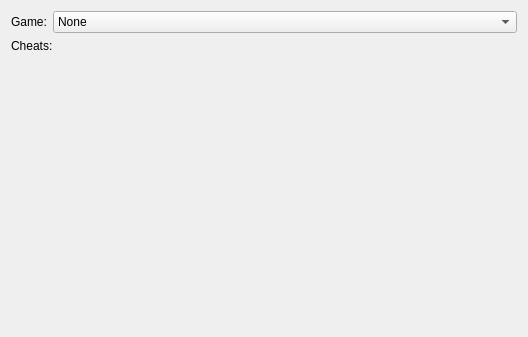
Qt form trainerselect.ui (openMSX/catapult) before a commit.
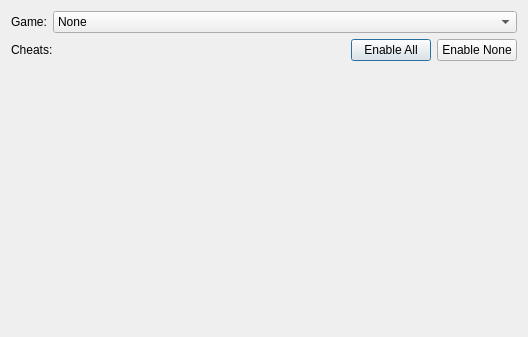
The same form after that commit.

Commit message: Enable All and Enable None buttons added and some more clean ups in trainerselector

The edit to the form file:
```diff
--- a/trainerselect.ui
+++ b/trainerselect.ui
@@ -43,9 +43,11 @@
     </layout>
    </item>
    <item row="1" column="0" >
+    <layout class="QHBoxLayout" >
+     <item>
     <widget class="QLabel" name="label" >
      <property name="sizePolicy" >
-      <sizepolicy vsizetype="Fixed" hsizetype="Preferred" >
+        <sizepolicy vsizetype="Fixed" hsizetype="Expanding" >
        <horstretch>0</horstretch>
        <verstretch>0</verstretch>
       </sizepolicy>
@@ -54,6 +56,26 @@
       <string>Cheats:</string>
      </property>
     </widget>
+     </item>
+     <item>
+      <layout class="QHBoxLayout" >
+       <item>
+        <widget class="QPushButton" name="enableAllButton" >
+         <property name="text" >
+          <string>Enable All</string>
+         </property>
+        </widget>
+       </item>
+       <item>
+        <widget class="QPushButton" name="enableNoneButton" >
+         <property name="text" >
+          <string>Enable None</string>
+         </property>
+        </widget>
+       </item>
+      </layout>
+     </item>
+    </layout>
    </item>
    <item row="2" column="0" >
     <widget class="QWidget" native="1" name="emptyContainerWidget" />
```
Lines whose indentation alone changed are shown as unchanged. The commit also changes 2 other files.
